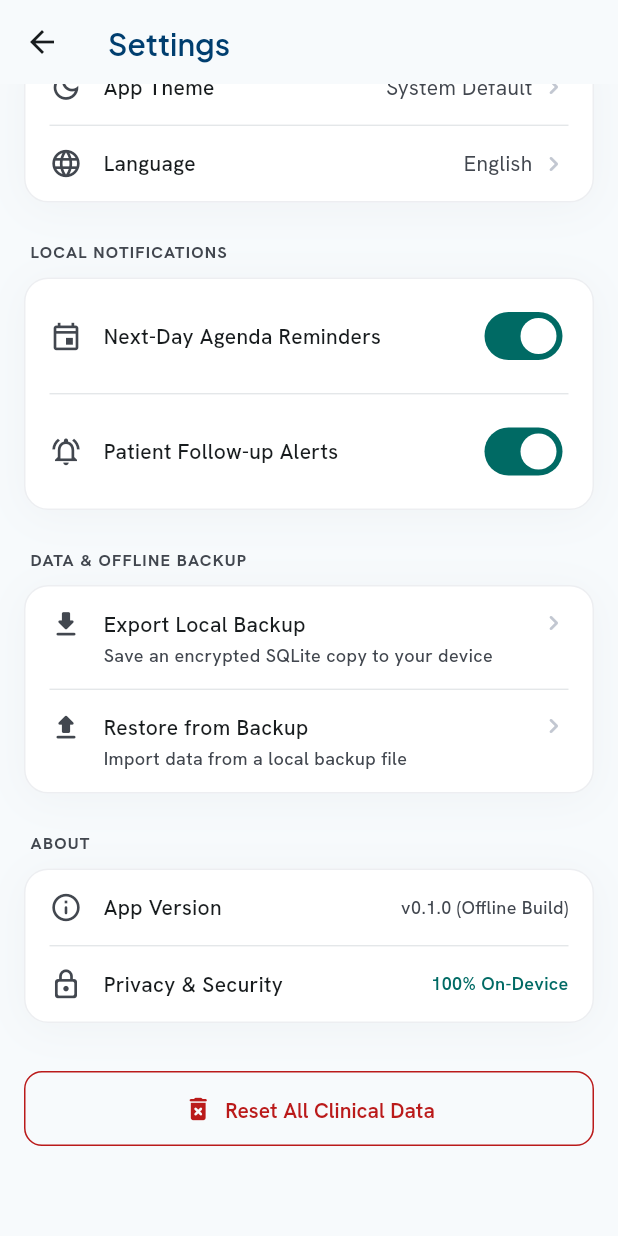
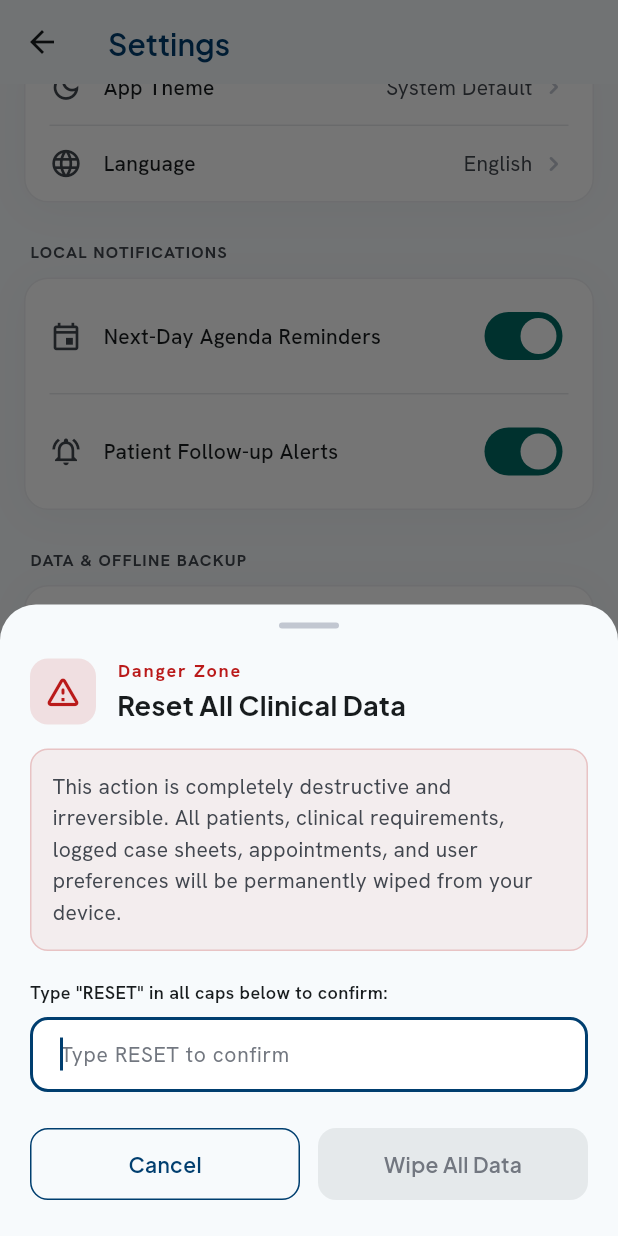
Before and after one commit to ShehabShaef/dentera, a Flutter app: the ProfileScreen screen opened directly, scrolled down 192 dp, after a tap on "Reset All Clinical Data", on a phone screen of 412 x 824 dp. Run offline on Flutter 3.47's test engine with Material 3 defaults, Android fonts, the phone set to English and light mode, and no system bars; our stand-ins replace file_picker, flutter_local_notifications, flutter_riverpod, google_fonts, logger, share_plus and 3 more; accounts and stored records are empty.

Commit message:
feat(data): implement danger zone database reset and confirmation modal

```diff
--- a/lib/core/services/database_backup_service.dart
+++ b/lib/core/services/database_backup_service.dart
@@ -8,6 +8,7 @@ import 'package:share_plus/share_plus.dart';
 
 import '../../data/database/app_database.dart';
 import '../../data/database/database_providers.dart';
+import '../../data/repositories/preferences_repository.dart';
 import '../../presentation/state/appointments_provider.dart';
 import '../../presentation/state/cases_provider.dart';
 import '../../presentation/state/clinics_provider.dart';
@@ -356,8 +357,30 @@ class DatabaseBackupService {
 
   /// Systematically invalidates all database and domain Riverpod providers.
   ///
-  /// Executing this after an import forces Riverpod to tear down cached repository
-  /// instances and re-fetch records from the newly placed database file, preventing
+  /// Destructively wipes all clinical database records and preferences, then invalidates Riverpod state.
+  ///
+  /// **Destructive Operations & Transaction Safety:**
+  /// Wipes all tables (`appointments`, `case_records`, `requirements`, `clinics`, `patients`)
+  /// in safe referential integrity order within an atomic SQLite transaction, clears all
+  /// SharedPreferences device settings, and systematically invalidates all Riverpod state providers
+  /// to eliminate cached UI "ghost data".
+  Future<void> resetAllData({PreferencesRepository? preferencesRepository}) async {
+    AppLogger.warning('CRITICAL: Executing complete database wipe. All clinical records cleared.');
+    try {
+      await _appDatabase.resetAllData(preferencesRepository: preferencesRepository);
+      invalidateRiverpodState();
+      AppLogger.info('Complete database reset and preference wipe executed successfully.');
+    } catch (e, stackTrace) {
+      final errorMsg = 'Failed to execute complete database wipe: $e';
+      AppLogger.error(errorMsg, e, stackTrace);
+      rethrow;
+    }
+  }
+
+  /// Systematically invalidates all database and domain Riverpod providers.
+  ///
+  /// Executing this after an import or database reset forces Riverpod to tear down
+  /// cached repository instances and re-fetch records from the database file, preventing
   /// the UI from rendering obsolete or inconsistent "ghost" data.
   void invalidateRiverpodState() {
     final activeRef = ref;
@@ -366,7 +389,7 @@ class DatabaseBackupService {
       return;
     }
 
-    AppLogger.info('Invalidating all Riverpod database and clinical state providers...');
+    AppLogger.info('Invalidating all Riverpod database, domain, and preference providers...');
 
     // Invalidate database singleton & repositories
     activeRef.invalidate(appDatabaseProvider);
@@ -375,6 +398,7 @@ class DatabaseBackupService {
     activeRef.invalidate(requirementRepositoryProvider);
     activeRef.invalidate(caseRecordRepositoryProvider);
     activeRef.invalidate(appointmentRepositoryProvider);
+    activeRef.invalidate(preferencesRepositoryProvider);
 
     // Invalidate domain query providers
     activeRef.invalidate(patientListProvider);
@@ -385,6 +409,8 @@ class DatabaseBackupService {
     activeRef.invalidate(upcomingAppointmentsProvider);
     activeRef.invalidate(globalQuotaSummaryProvider);
     activeRef.invalidate(filteredPatientListProvider);
+    activeRef.invalidate(onboardingStatusProvider);
+    activeRef.invalidate(remindersEnabledProvider);
 
     AppLogger.debug('All clinical providers successfully invalidated.');
   }
--- a/lib/data/database/app_database.dart
+++ b/lib/data/database/app_database.dart
@@ -3,6 +3,7 @@ import 'package:path_provider/path_provider.dart';
 import 'package:sqflite/sqflite.dart';
 
 import '../../core/error/exceptions.dart';
+import '../repositories/preferences_repository.dart';
 import 'database_seeder.dart';
 
 /// Singleton manager for the local SQLite database in Dentera.
@@ -145,4 +146,44 @@ class AppDatabase {
       _database = null;
     }
   }
+
+  /// Completely resets all operational SQLite tables while preserving the underlying relational schema.
+  ///
+  /// **Foreign Key Deletion Ordering:**
+  /// Foreign key referential integrity is strictly enforced (`PRAGMA foreign_keys = ON;`).
+  /// Attempting to delete records from parent tables (`clinics` or `patients`) before their referencing
+  /// child tables are cleared will trigger an SQLite foreign key constraint failure (`FOREIGN KEY constraint failed`).
+  /// To ensure atomic and constraint-safe deletion, records must be deleted in strict leaf-to-root order:
+  /// 1. `appointments` - references `patients(id)` and `clinics(id)`
+  /// 2. `case_records` - references `patients(id)` and `requirements(id)`
+  /// 3. `requirements` - references `clinics(id)`
+  /// 4. `clinics` - root academic clinic department records
+  /// 5. `patients` - root patient profile records
+  ///
+  /// **Transaction Safety:**
+  /// All `DELETE FROM` statements are enclosed within an atomic transaction. If any error occurs,
+  /// the transaction rolls back cleanly without leaving partial deletions.
+  ///
+  /// **Local Preferences Reset:**
+  /// Also clears persisted device settings in [PreferencesRepository], ensuring onboarding status,
+  /// doctor credentials, and notification preferences are wiped in synchronization with the database.
+  ///
+  /// **UI Ghost Data Prevention via Riverpod:**
+  /// Following this database purge, calling components or services must invalidate all
+  /// cached Riverpod providers (`patientListProvider`, `clinicListProvider`, etc.).
+  /// Without systematic provider invalidation, in-memory Riverpod caches would continue serving
+  /// obsolete "ghost data" until the application process is terminated.
+  Future<void> resetAllData({PreferencesRepository? preferencesRepository}) async {
+    final db = await database;
+    await db.transaction((txn) async {
+      await txn.rawDelete('DELETE FROM appointments;');
+      await txn.rawDelete('DELETE FROM case_records;');
+      await txn.rawDelete('DELETE FROM requirements;');
+      await txn.rawDelete('DELETE FROM clinics;');
+      await txn.rawDelete('DELETE FROM patients;');
+    });
+
+    final prefsRepo = preferencesRepository ?? PreferencesRepository();
+    await prefsRepo.clearAll();
+  }
 }
--- a/lib/presentation/screens/profile/profile_screen.dart
+++ b/lib/presentation/screens/profile/profile_screen.dart
@@ -5,6 +5,7 @@ import '../../../core/services/database_backup_service.dart';
 import '../../../core/services/local_notification_service.dart';
 import '../../../core/theme/theme.dart';
 import '../../../data/repositories/preferences_repository.dart';
+import '../../widgets/modals/database_reset_modal.dart';
 import 'widgets/widgets.dart';
 
 /// Profile & Settings screen managing user profile, preferences, and offline backups.
@@ -159,6 +160,22 @@ class _ProfileScreenState extends ConsumerState<ProfileScreen> {
         SnackBar(
           content: Text(
             'Restore failed: $e',
+            style: AppTextStyles.bodyMd.copyWith(color: Colors.white),
+          ),
+          backgroundColor: AppColors.error,
+          behavior: SnackBarBehavior.floating,
+        ),
+      );
+    }
+  }
+
+  Future<void> _onResetAllData() async {
+    final didReset = await DatabaseResetModal.show(context);
+    if (didReset == true && mounted) {
+      ScaffoldMessenger.of(context).showSnackBar(
+        SnackBar(
+          content: Text(
+            'All clinical data and preferences have been successfully reset.',
             style: AppTextStyles.bodyMd.copyWith(color: Colors.white),
           ),
           backgroundColor: AppColors.error,
@@ -371,9 +388,7 @@ class _ProfileScreenState extends ConsumerState<ProfileScreen> {
                       // 6. Danger Zone
                       Center(
                         child: OutlinedButton.icon(
-                          onPressed: () {
-                            // TODO: Phase 7 - Confirm reset clinical database
-                          },
+                          onPressed: _onResetAllData,
                           icon: const Icon(
                             Icons.delete_forever_rounded,
                             color: AppColors.error,
--- /dev/null
+++ b/lib/presentation/widgets/modals/database_reset_modal.dart
@@ -0,0 +1,264 @@
+import 'package:flutter/material.dart';
+import 'package:flutter_riverpod/flutter_riverpod.dart';
+
+import '../../../core/logging/app_logger.dart';
+import '../../../core/services/database_backup_service.dart';
+import '../../../core/theme/theme.dart';
+import '../buttons/buttons.dart';
+import '../inputs/inputs.dart';
+
+/// Modal bottom sheet providing a destructive confirmation barrier for resetting
+/// all local SQLite tables and student preferences.
+///
+/// **Safety Constraint:**
+/// The destructive action button remains strictly disabled until the user explicitly
+/// types the keyword `"RESET"` (case-sensitive) into the validation text field.
+class DatabaseResetModal extends ConsumerStatefulWidget {
+  const DatabaseResetModal({super.key});
+
+  /// Convenience static method to summon the [DatabaseResetModal] bottom sheet.
+  ///
+  /// Logs an audit [AppLogger.warning] whenever the danger zone modal is opened.
+  static Future<bool?> show(BuildContext context) {
+    AppLogger.warning('Danger Zone accessed: Opened DatabaseResetModal.');
+    return showModalBottomSheet<bool>(
+      context: context,
+      isScrollControlled: true,
+      backgroundColor: Colors.transparent,
+      builder: (context) => const DatabaseResetModal(),
+    );
+  }
+
+  @override
+  ConsumerState<DatabaseResetModal> createState() => _DatabaseResetModalState();
+}
+
+class _DatabaseResetModalState extends ConsumerState<DatabaseResetModal> {
+  final TextEditingController _confirmationController = TextEditingController();
+  bool _isResetEnabled = false;
+  bool _isResetting = false;
+
+  static const String _requiredKeyword = 'RESET';
+
+  @override
+  void initState() {
+    super.initState();
+    _confirmationController.addListener(_onTextChanged);
+  }
+
+  @override
+  void dispose() {
+    _confirmationController.removeListener(_onTextChanged);
+    _confirmationController.dispose();
+    super.dispose();
+  }
+
+  void _onTextChanged() {
+    final isMatch = _confirmationController.text.trim() == _requiredKeyword;
+    if (isMatch != _isResetEnabled) {
+      setState(() {
+        _isResetEnabled = isMatch;
+      });
+    }
+  }
+
+  Future<void> _handleConfirmReset() async {
+    if (!_isResetEnabled || _isResetting) return;
+
+    setState(() {
+      _isResetting = true;
+    });
+
+    try {
+      final backupService = ref.read(databaseBackupServiceProvider);
+      await backupService.resetAllData();
+
+      if (!mounted) return;
+      Navigator.of(context).pop(true);
+    } catch (e) {
+      if (!mounted) return;
+      setState(() {
+        _isResetting = false;
+      });
+      ScaffoldMessenger.of(context).showSnackBar(
+        SnackBar(
+          content: Text(
+            'Failed to reset database: $e',
+            style: AppTextStyles.bodyMd.copyWith(color: Colors.white),
+          ),
+          backgroundColor: AppColors.error,
+          behavior: SnackBarBehavior.floating,
+        ),
+      );
+    }
+  }
+
+  @override
+  Widget build(BuildContext context) {
+    final bottomInset = MediaQuery.of(context).viewInsets.bottom;
+
+    return Container(
+      decoration: const BoxDecoration(
+        color: AppColors.surface,
+        borderRadius: BorderRadius.vertical(top: Radius.circular(24)),
+      ),
+      padding: EdgeInsets.only(
+        left: 20,
+        right: 20,
+        top: 12,
+        bottom: bottomInset + 24,
+      ),
+      child: Column(
+        mainAxisSize: MainAxisSize.min,
+        crossAxisAlignment: CrossAxisAlignment.stretch,
+        children: <Widget>[
+          // Drag handle
+          Center(
+            child: Container(
+              width: 40,
+              height: 4,
+              decoration: BoxDecoration(
+                color: AppColors.outlineVariant,
+                borderRadius: BorderRadius.circular(2),
+              ),
+            ),
+          ),
+          const SizedBox(height: 20),
+
+          // Danger Warning Icon and Title
+          Row(
+            children: <Widget>[
+              Container(
+                width: 44,
+                height: 44,
+                decoration: BoxDecoration(
+                  color: AppColors.error.withValues(alpha: 0.12),
+                  borderRadius: BorderRadius.circular(12),
+                ),
+                child: const Icon(
+                  Icons.warning_amber_rounded,
+                  color: AppColors.error,
+                  size: 26,
+                ),
+              ),
+              const SizedBox(width: 14),
+              Expanded(
+                child: Column(
+                  crossAxisAlignment: CrossAxisAlignment.start,
+                  children: <Widget>[
+                    Text(
+                      'Danger Zone',
+                      style: AppTextStyles.caption.copyWith(
+                        color: AppColors.error,
+                        fontWeight: FontWeight.w700,
+                        letterSpacing: 1.2,
+                      ),
+                    ),
+                    const SizedBox(height: 2),
+                    Text(
+                      'Reset All Clinical Data',
+                      style: AppTextStyles.h2.copyWith(
+                        color: AppColors.onSurface,
+                        fontWeight: FontWeight.w700,
+                      ),
+                    ),
+                  ],
+                ),
+              ),
+            ],
+          ),
+          const SizedBox(height: 16),
+
+          // Detailed Irreversible Warning
+          Container(
+            padding: const EdgeInsets.all(14),
+            decoration: BoxDecoration(
+              color: AppColors.error.withValues(alpha: 0.06),
+              borderRadius: BorderRadius.circular(12),
+              border: Border.all(color: AppColors.error.withValues(alpha: 0.2)),
+            ),
+            child: Text(
+              'This action is completely destructive and irreversible. All patients, clinical requirements, logged case sheets, appointments, and user preferences will be permanently wiped from your device.',
+              style: AppTextStyles.bodyMd.copyWith(
+                color: AppColors.onSurfaceVariant,
+                height: 1.5,
+              ),
+            ),
+          ),
+          const SizedBox(height: 20),
+
+          // Verification prompt
+          Text(
+            'Type "RESET" in all caps below to confirm:',
+            style: AppTextStyles.caption.copyWith(
+              fontWeight: FontWeight.w600,
+              color: AppColors.onSurface,
+            ),
+          ),
+          const SizedBox(height: 8),
+
+          // Text Field for "RESET" confirmation
+          DenteraTextField(
+            controller: _confirmationController,
+            hintText: 'Type RESET to confirm',
+            textCapitalization: TextCapitalization.characters,
+            autofocus: true,
+          ),
+          const SizedBox(height: 24),
+
+          // Action Buttons
+          Row(
+            children: <Widget>[
+              Expanded(
+                child: SecondaryButton(
+                  text: 'Cancel',
+                  onPressed: _isResetting ? null : () => Navigator.of(context).pop(false),
+                ),
+              ),
+              const SizedBox(width: 12),
+              Expanded(
+                child: Container(
+                  height: 48,
+                  decoration: BoxDecoration(
+                    color: _isResetEnabled && !_isResetting
+                        ? AppColors.error
+                        : AppColors.surfaceContainerHigh,
+                    borderRadius: BorderRadius.circular(12),
+                  ),
+                  child: Material(
+                    color: Colors.transparent,
+                    child: InkWell(
+                      onTap: _isResetEnabled && !_isResetting ? _handleConfirmReset : null,
+                      borderRadius: BorderRadius.circular(12),
+                      child: Center(
+                        child: _isResetting
+                            ? const SizedBox(
+                                width: 20,
+                                height: 20,
+                                child: CircularProgressIndicator(
+                                  strokeWidth: 2,
+                                  valueColor: AlwaysStoppedAnimation<Color>(Colors.white),
+                                ),
+                              )
+                            : Text(
+                                'Wipe All Data',
+                                style: AppTextStyles.h2.copyWith(
+                                  fontSize: 14,
+                                  fontWeight: FontWeight.w600,
+                                  color: _isResetEnabled && !_isResetting
+                                      ? Colors.white
+                                      : AppColors.outline,
+                                ),
+                              ),
+                      ),
+                    ),
+                  ),
+                ),
+              ),
+            ],
+          ),
+        ],
+      ),
+    );
+  }
+}
--- a/lib/presentation/widgets/modals/modals.dart
+++ b/lib/presentation/widgets/modals/modals.dart
@@ -1,6 +1,7 @@
 export 'add_clinic_modal.dart';
 export 'add_patient_modal.dart';
 export 'add_requirement_modal.dart';
+export 'database_reset_modal.dart';
 export 'edit_patient_modal.dart';
 export 'evaluate_case_modal.dart';
 export 'log_case_record_modal.dart';
```
Also changed, not shown: 3 other files.
